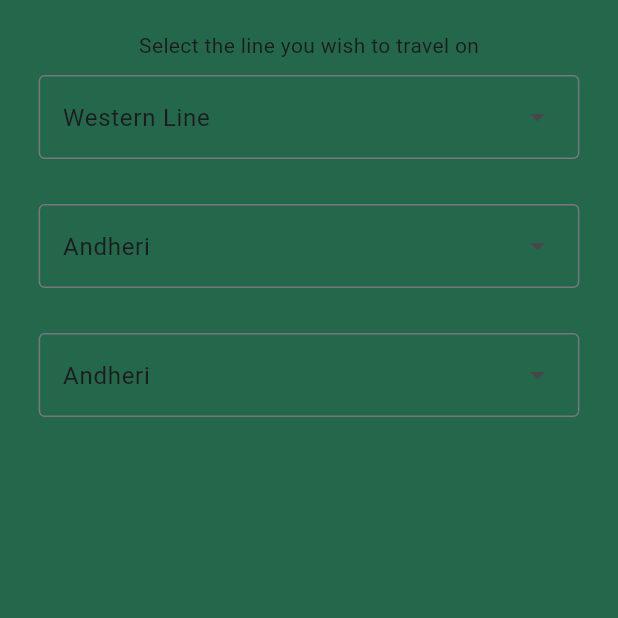
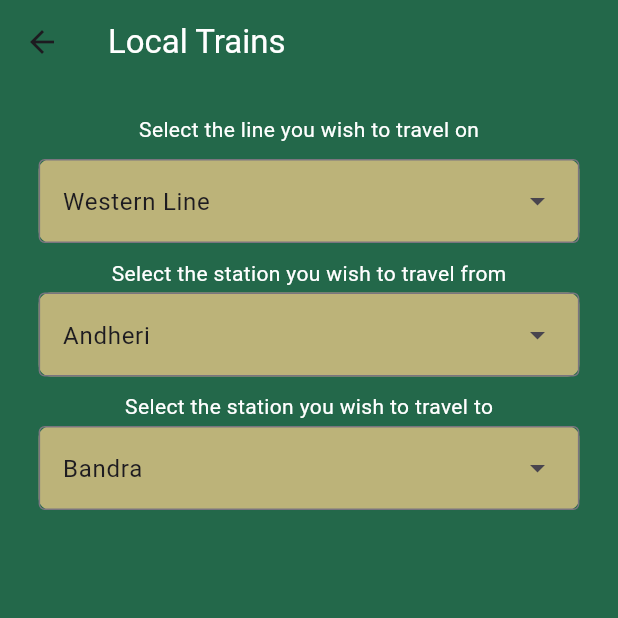
Before and after one commit to minefreak19/hackathon-025, a Flutter app: the LocalTrains screen opened directly, on a phone screen of 412 x 824 dp, the top half of it. Run offline on Flutter 3.47's test engine with Material 3 defaults, Android fonts, the light colour scheme and no system bars; Roboto replaces fonts that are missing (Sofia Sans); project files that could hold a hidden picture were left out.

Commit message:
bruh precommit

```diff
--- a/lib/local_trains.dart
+++ b/lib/local_trains.dart
@@ -95,56 +95,6 @@ const List<List<String>> fromStations = <List<String>>[
     "Vashi",
     "Wadala Road"
   ],
-  // Trans-Harbour Line
-  [
-    "Ambernath",
-    "Badlapur",
-    "Bhivpuri Road",
-    "Diva",
-    "Dombivli",
-    "Karjat",
-    "Kopar",
-    "Kalyan",
-    "Mumbra",
-    "Neral",
-    "Shelu",
-    "Thakurli",
-    "Ulhasnagar",
-    "Vangani"
-  ],
-  // Vasai Road-Diva-Panvel Line
-  [
-    "Airoli",
-    "Belapur CBD",
-    "Bhiwandi Road",
-    "Ghansoli",
-    "Jui Nagar",
-    "Juchandra",
-    "Kaman Road",
-    "Khandeshwar",
-    "Kharghar",
-    "Kopar",
-    "Mumbra",
-    "Nerul",
-    "Panvel",
-    "Rabale",
-    "Sanpada",
-    "Seawoods-Darave",
-    "Targhar",
-    "Thane",
-    "Turbhe",
-    "Vashi"
-  ],
-  // Nerul/Belapur-Kharkopar Line (Navi Mumbai Metro)
-  [
-    "Bamandongri",
-    "Belapur CBD",
-    "Kharghar",
-    "Nerul",
-    "Sagar Sangam",
-    "Seawoods-Darave",
-    "Targhar"
-  ],
 ];
 const List<List<String>> toStations = <List<String>>[
   // Western Line
@@ -240,64 +190,11 @@ const List<List<String>> toStations = <List<String>>[
     "Vashi",
     "Wadala Road"
   ],
-  // Trans-Harbour Line
-  [
-    "Ambernath",
-    "Badlapur",
-    "Bhivpuri Road",
-    "Diva",
-    "Dombivli",
-    "Karjat",
-    "Kopar",
-    "Kalyan",
-    "Mumbra",
-    "Neral",
-    "Shelu",
-    "Thakurli",
-    "Ulhasnagar",
-    "Vangani"
-  ],
-  // Vasai Road-Diva-Panvel Line
-  [
-    "Airoli",
-    "Belapur CBD",
-    "Bhiwandi Road",
-    "Ghansoli",
-    "Jui Nagar",
-    "Juchandra",
-    "Kaman Road",
-    "Khandeshwar",
-    "Kharghar",
-    "Kopar",
-    "Mumbra",
-    "Nerul",
-    "Panvel",
-    "Rabale",
-    "Sanpada",
-    "Seawoods-Darave",
-    "Targhar",
-    "Thane",
-    "Turbhe",
-    "Vashi"
-  ],
-  // Nerul/Belapur-Kharkopar Line (Navi Mumbai Metro)
-  [
-    "Bamandongri",
-    "Belapur CBD",
-    "Kharghar",
-    "Nerul",
-    "Sagar Sangam",
-    "Seawoods-Darave",
-    "Targhar"
-  ],
 ];
 const List<String> lines = <String>[
   "Western Line",
   "Central Line",
   "Harbour Line",
-  "Trans-Harbour Line",
-  "Vasai Road-Diva-Panvel Line",
-  "Nerul/Belapur-Kharkopar Line (Navi Mumbai Metro)"
 ];
 
 class LocalTrains extends StatefulWidget {
@@ -306,7 +203,9 @@ class LocalTrains extends StatefulWidget {
   @override
   State<LocalTrains> createState() => _LocalTrainsState();
 }
-List<int> catIndexes = <int>[0, 1, 2, 3, 4,5];
+List<int> catIndexes = <int>[0, 1, 2];
+String fromStation = "";
+String toStation = "";
 class _LocalTrainsState extends State<LocalTrains> {
   String dropdownValue = fromStations[catIndexes[0]].first;
   int findIndex(List<String> l, String? toFind) {
@@ -321,21 +220,22 @@ class _LocalTrainsState extends State<LocalTrains> {
   Widget build(BuildContext context) {
     return Scaffold(
       backgroundColor: Color.fromRGBO(35, 104, 74, 1),
+      appBar: AppBar(title: Text("Local Trains", style: TextStyle(color: Colors.white),), backgroundColor: Color.fromRGBO(35, 104, 74, 1),),
       body: Center(
         child: Padding(
           padding: const EdgeInsets.all(20.0),
           child: Column(
             children: [
-              Text("Select the line you wish to travel on"),
+              Text("Select the line you wish to travel on", style: TextStyle(color: Colors.white),),
               SizedBox(height: 10,),
               Container(
                 decoration: BoxDecoration(
-                  // color: widgetColors[index],
+                  color: Color.fromRGBO(188, 179, 121, 1),
                   borderRadius: BorderRadius.circular(8.0),
                 ),
                 child: DropdownMenu<String>(
                   width: MediaQuery.of(context).size.width / (8 / 7),
-                  menuStyle: const MenuStyle(alignment: Alignment.center, backgroundColor: ),
+                  menuStyle: const MenuStyle(alignment: Alignment.center,),
                   initialSelection: lines[0],
                   onSelected: (String? value) {
                     setState(() {
@@ -355,11 +255,13 @@ class _LocalTrainsState extends State<LocalTrains> {
                 ),
               ),
               SizedBox(
-                height: 30,
+                height: 10,
               ),
+              Text("Select the station you wish to travel from", style: TextStyle(color: Colors.white),),
+              SizedBox(height: 3,),
               Container(
                 decoration: BoxDecoration(
-                  // color: widgetColors[index],
+                  color: Color.fromRGBO(188, 179, 121, 1),
                   borderRadius: BorderRadius.circular(8.0),
                   ),
                 child: DropdownMenu<String>(
@@ -369,6 +271,7 @@ class _LocalTrainsState extends State<LocalTrains> {
                   onSelected: (String? value) {
                     setState(() {
                         dropdownValue = value!;
+                        fromStation = value;
                     });
                   },
                   dropdownMenuEntries: fromStations[catIndexes[0]]
@@ -379,20 +282,23 @@ class _LocalTrainsState extends State<LocalTrains> {
                 ),
               ),
               SizedBox(
-                height: 30,
+                height: 10,
               ),
+              Text("Select the station you wish to travel to", style: TextStyle(color: Colors.white),),
+              SizedBox(height: 3,),
               Container(
                 decoration: BoxDecoration(
-                  // color: widgetColors[index],
+                  color: Color.fromRGBO(188, 179, 121, 1),
                   borderRadius: BorderRadius.circular(8.0),
                 ),
                 child: DropdownMenu<String>(
                   width: MediaQuery.of(context).size.width / (8 / 7),
                   menuStyle: const MenuStyle(alignment: Alignment.center),
-                  initialSelection: fromStations[catIndexes[0]].first,
+                  initialSelection: fromStations[catIndexes[0]][1],
                   onSelected: (String? value) {
                     setState(() {
                       dropdownValue = value!;
+                      toStation = value;
                     });
                   },
                   dropdownMenuEntries: fromStations[catIndexes[0]]
--- a/lib/main.dart
+++ b/lib/main.dart
@@ -34,12 +34,11 @@ class MyHomePage extends StatefulWidget {
 class _MyHomePageState extends State<MyHomePage> {
   int karma = 0;
   List<IconData> icons = [
-      CupertinoIcons.bus,
       CupertinoIcons.train_style_one,
       CupertinoIcons.train_style_two,
       CupertinoIcons.car_detailed,
   ];
-  List<String> names = ["Bus", "Local Train", "Metro", "Electric Vehicles"];
+  List<String> names = ["Local Train", "Metro", "Electric Vehicles"];
   List<Widget> pages = [LocalTrains()];
   @override
   Widget build(BuildContext context) {
@@ -51,7 +50,7 @@ class _MyHomePageState extends State<MyHomePage> {
             ListView.builder(
                 shrinkWrap: true,
                 padding: const EdgeInsets.all(20),
-                itemCount: 4,
+                itemCount: 3,
                 itemBuilder: (BuildContext context, int index) {
                   return Padding(
                     padding: const EdgeInsets.symmetric(vertical: 10.0),
```
